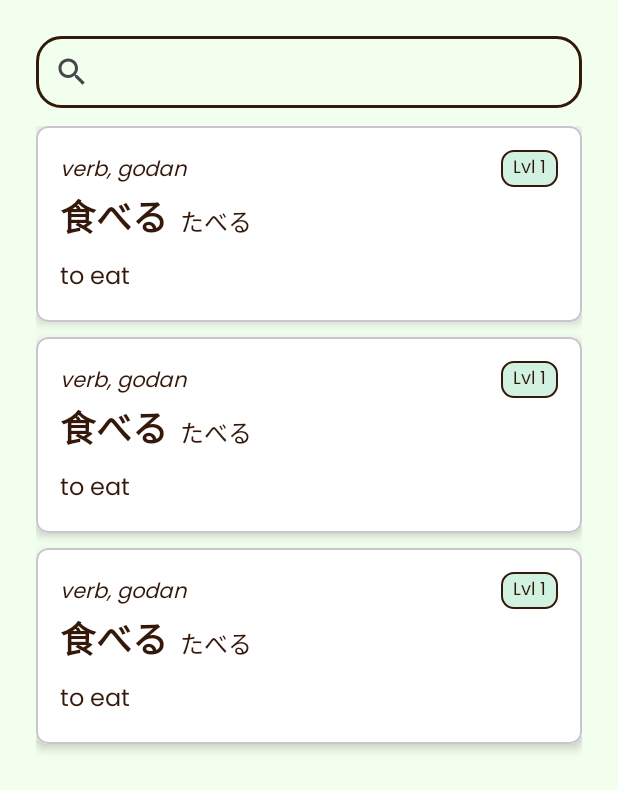
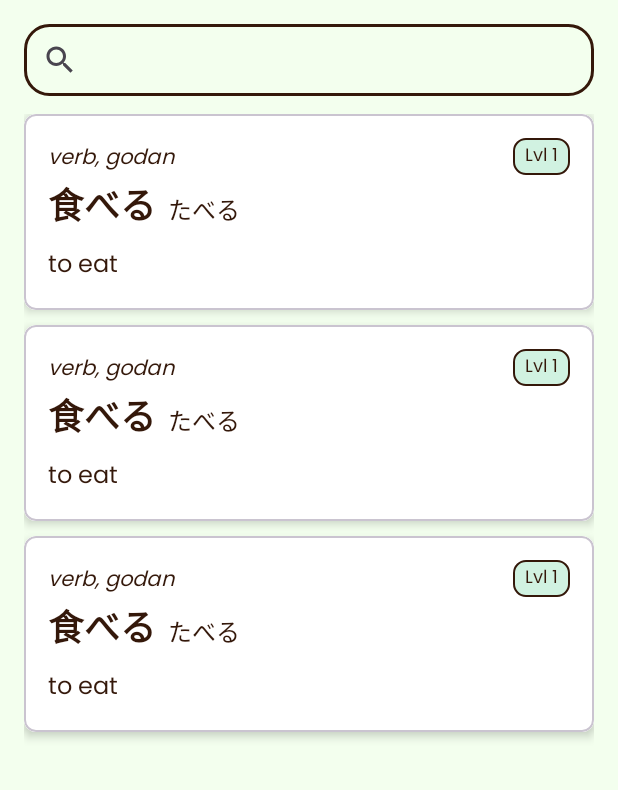
Before and after one commit to khalikaa/chocominto, an Android app: the layout fragment_vocab_list.xml on its own in the app's theme, with its tools: preview values and no code run, on a phone screen of 412 x 824 dp. Shown: the top 790 px of the screen. Run offline under Robolectric (Android 15) with nearby library versions, the phone set to English and light mode, and no system bars.

Commit message:
style: fixing padding on vocab list

```diff
--- a/app/src/main/res/layout/fragment_vocab_list.xml
+++ b/app/src/main/res/layout/fragment_vocab_list.xml
@@ -4,7 +4,7 @@
     xmlns:tools="http://schemas.android.com/tools"
     android:layout_width="match_parent"
     android:layout_height="match_parent"
-    android:padding="24dp">
+    android:padding="16dp">
 
     <androidx.appcompat.widget.SearchView
         android:id="@+id/searchView"
```
